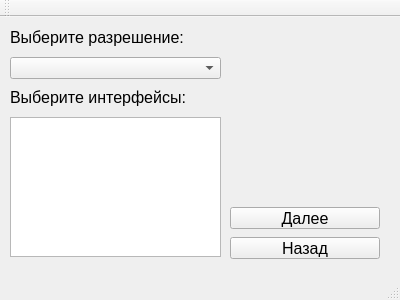
Old version of the form mst/mainwindow.ui in the repository marcelo-tavares-ifsp/mst.
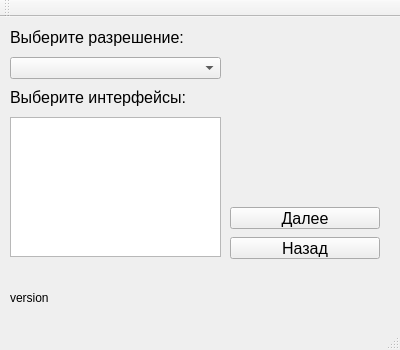
New version of the form. The open tabs and pages were chosen to show the change.

Commit message:
mst: Show current version in GUI
* mst/mainwindow.cpp, mst/mainwindow.ui: Show current version in GUI.
* mst.pro, mst/mst.pro: Fix the 'dist' target: make the distribution
  in the project root directory.
* mst.spec: Update.

Patch:
```diff
--- a/mst/mainwindow.ui
+++ b/mst/mainwindow.ui
@@ -7,19 +7,19 @@
     <x>0</x>
     <y>0</y>
     <width>400</width>
-    <height>300</height>
+    <height>350</height>
    </rect>
   </property>
   <property name="minimumSize">
    <size>
     <width>400</width>
-    <height>300</height>
+    <height>350</height>
    </size>
   </property>
   <property name="maximumSize">
    <size>
     <width>400</width>
-    <height>300</height>
+    <height>350</height>
    </size>
   </property>
   <property name="windowTitle">
@@ -35,7 +35,7 @@
       <x>0</x>
       <y>0</y>
       <width>400</width>
-      <height>270</height>
+      <height>251</height>
      </rect>
     </property>
     <property name="currentIndex">
@@ -282,6 +282,19 @@
      </widget>
     </widget>
    </widget>
+   <widget class="QLabel" name="lbl_version">
+    <property name="geometry">
+     <rect>
+      <x>10</x>
+      <y>270</y>
+      <width>371</width>
+      <height>21</height>
+     </rect>
+    </property>
+    <property name="text">
+     <string>version</string>
+    </property>
+   </widget>
   </widget>
   <widget class="QMenuBar" name="menuBar">
    <property name="geometry">
```
Left out of the diff: 2 changed lines with no effect on the pictures. The commit also changes 4 other files.
